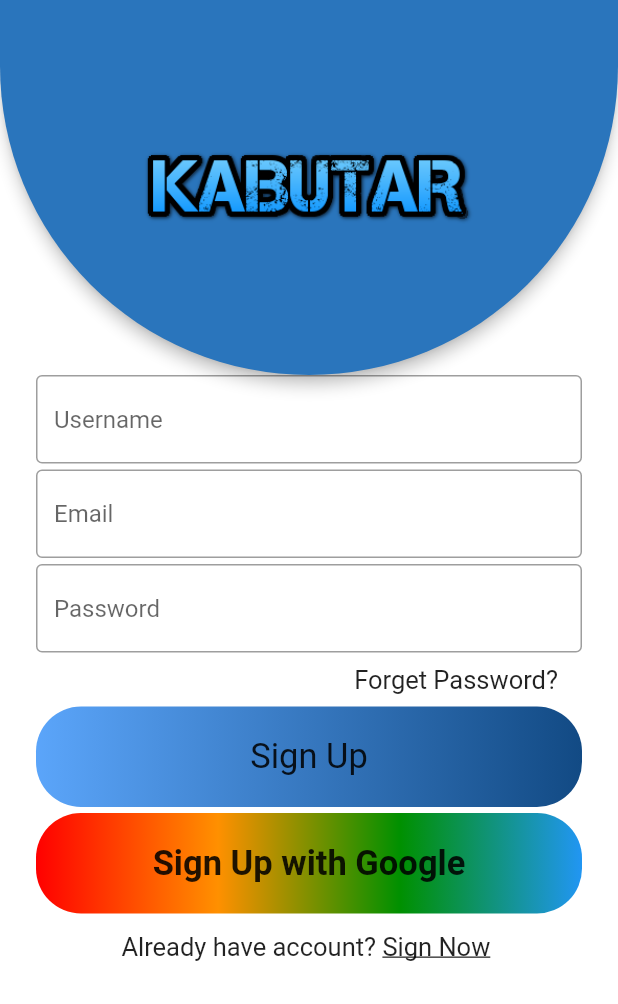
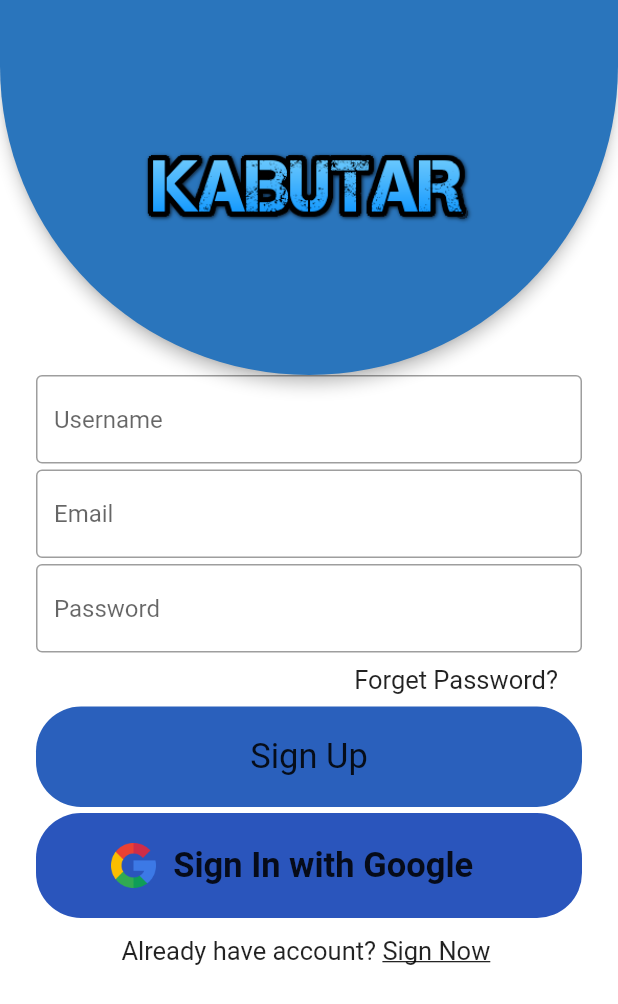
Before and after one commit to manas1410/KABUTAR, a Flutter app: the screen it shows after launch, after a tap on "Sign In", after a tap on "Register Now", on a phone screen of 412 x 824 dp. Shown: the top 1004 px of the screen. Run offline on Flutter 3.47's test engine with Material 2 defaults, Android fonts, the phone set to English and light mode, and no system bars; our stand-ins replace cloud_firestore, firebase_auth, firebase_core, shared_preferences; accounts and stored records are empty.

Commit message:
Add files via upload

```diff
--- a/lib/view/Conversation_screen.dart
+++ b/lib/view/Conversation_screen.dart
@@ -73,7 +73,7 @@ class _ConversationScreenState extends State<ConversationScreen> {
   @override
   Widget build(BuildContext context) {
     return Scaffold(
-        backgroundColor: Colors.lightBlue,
+        backgroundColor: Colors.white,
       appBar: appBarMain2(context),
       body: Container(
         child: Stack(
--- a/lib/view/search.dart
+++ b/lib/view/search.dart
@@ -113,7 +113,7 @@ class _SearchScreenState extends State<SearchScreen>{
   @override
   Widget build(BuildContext context){
     return Scaffold(
-      backgroundColor: Colors.lightBlue,
+      backgroundColor: Colors.white,
       appBar: appBarMain2(context),
       body: Container(
         child: Column(
--- a/lib/view/signin.dart
+++ b/lib/view/signin.dart
@@ -128,10 +128,7 @@ class _SignInState extends State<SignIn> {
                   width: MediaQuery.of(context).size.width,
                   padding: EdgeInsets.symmetric(vertical: 20),
                   decoration: BoxDecoration(
-                    gradient: LinearGradient(colors: [
-                      const Color(0xff997FF4),
-                      const Color(0xff2A75BC)
-                    ]),
+                    color: Color(0xff2A60BC),
                     borderRadius: BorderRadius.circular(30),
                   ),
                   child: Text(
@@ -150,19 +147,24 @@ class _SignInState extends State<SignIn> {
                 width: MediaQuery.of(context).size.width,
                 padding: EdgeInsets.symmetric(vertical: 20),
                 decoration: BoxDecoration(
-                  gradient: LinearGradient(colors: [
-                    const Color(0xFFFF0000),
-                    const Color(0xFFFF9000),
-                    const Color(0xFF009000),
-                    Colors.blue,
-                  ]),
+                    color:Color(0xff2A55BC),
                   borderRadius: BorderRadius.circular(30),
                 ),
-                child: Text("Sign In with Google",
-                    style: TextStyle(
-                      fontSize: 23,
-                      fontWeight: FontWeight.bold,
-                    )),
+                child: Row(
+                  children: [
+                    SizedBox(
+                      width:50 ,
+                    ),
+                Image.asset("assets/images/google.png",
+                  height: 30,
+                ),
+                    Text("  Sign In with Google",
+                        style: TextStyle(
+                          fontSize: 23,
+                          fontWeight: FontWeight.bold,
+                        )),
+                  ],
+                ),
               ),
               SizedBox(
                 height: 8,
--- a/lib/view/signup.dart
+++ b/lib/view/signup.dart
@@ -147,10 +147,7 @@ class _SignUpState extends State<SignUp> {
                           width: MediaQuery.of(context).size.width,
                           padding: EdgeInsets.symmetric(vertical: 20),
                           decoration: BoxDecoration(
-                            gradient: LinearGradient(colors: [
-                              const Color(0xff5ba5fa),
-                              const Color(0xff124a84)
-                            ]),
+                              color: Color(0xff2A60BC),
                             borderRadius: BorderRadius.circular(30),
                           ),
                           child: Text("Sign Up",
@@ -167,19 +164,24 @@ class _SignUpState extends State<SignUp> {
                         width: MediaQuery.of(context).size.width,
                         padding: EdgeInsets.symmetric(vertical: 20),
                         decoration: BoxDecoration(
-                          gradient: LinearGradient(colors: [
-                            const Color(0xFFFF0000),
-                            const Color(0xFFFF9000),
-                            const Color(0xFF009000),
-                            Colors.blue,
-                          ]),
+                          color:Color(0xff2A55BC),
                           borderRadius: BorderRadius.circular(30),
                         ),
-                        child: Text("Sign Up with Google",
-                            style: TextStyle(
-                              fontSize: 23,
-                              fontWeight: FontWeight.bold,
-                            )),
+                        child: Row(
+                          children: [
+                            SizedBox(
+                              width:50 ,
+                            ),
+                            Image.asset("assets/images/google.png",
+                              height: 30,
+                            ),
+                            Text("  Sign In with Google",
+                                style: TextStyle(
+                                  fontSize: 23,
+                                  fontWeight: FontWeight.bold,
+                                )),
+                          ],
+                        ),
                       ),
                       SizedBox(
                         height: 4,
```
Also changed, not shown: lib/view/chatsRoomScreen.dart (+20 -15 lines), assets/images/google.png (added), 1 other file.
